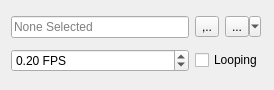
The window that editor/gui/sampler.ui (ensisoft/detonator) describes before a commit, drawn with Qt 5.
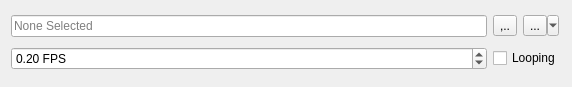
The same window after the commit. Icons and pictures are not drawn.

Patch:
```diff
--- a/editor/gui/sampler.ui
+++ b/editor/gui/sampler.ui
@@ -6,8 +6,8 @@
    <rect>
     <x>0</x>
     <y>0</y>
-    <width>274</width>
-    <height>90</height>
+    <width>572</width>
+    <height>87</height>
    </rect>
   </property>
   <property name="windowTitle">
```
